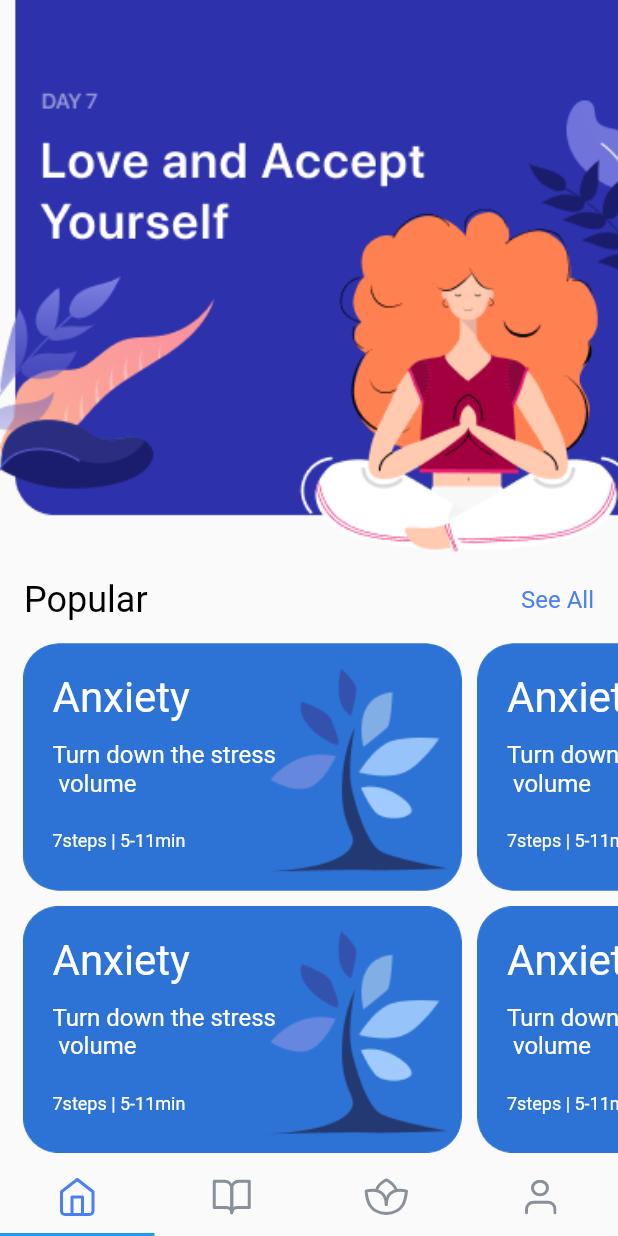
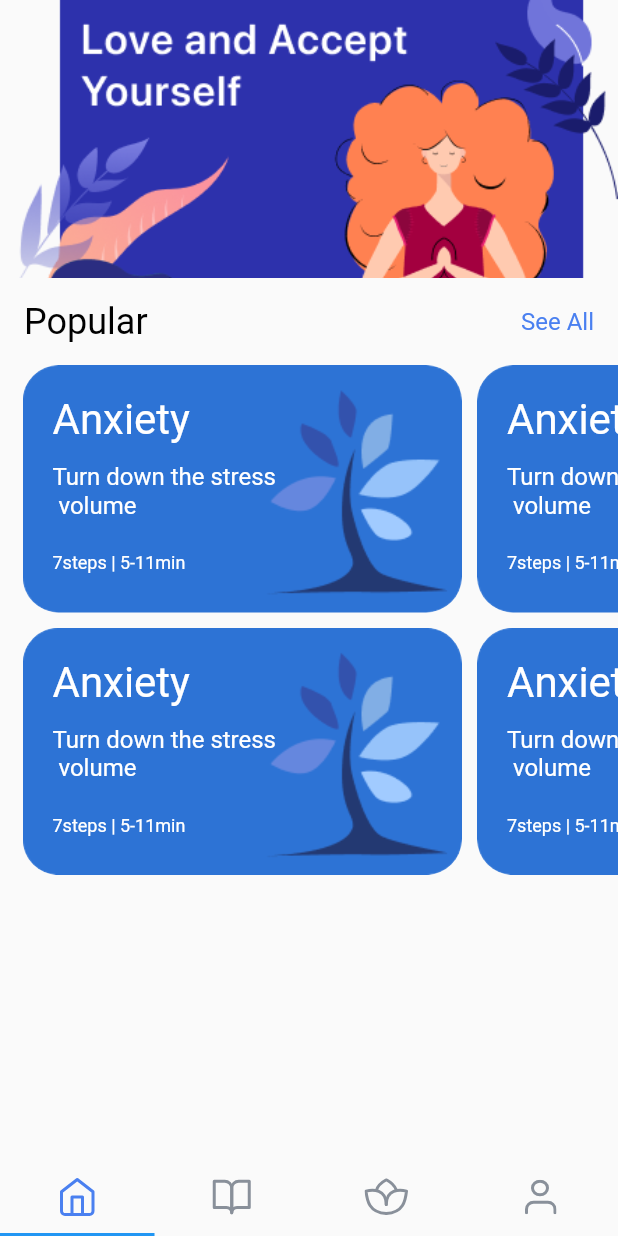
Before and after one commit to ChintanK8080/get-me-online-task, a Flutter app: the screen it shows after launch, on a phone screen of 412 x 824 dp. Run offline on Flutter 3.47's test engine with Material 2 defaults, Android fonts, the light colour scheme and no system bars; our stand-ins replace audioplayers, cloud_firestore, connectivity_plus, device_preview, firebase_core, flutter_svg; missing offline and left inert: flutter_toastr; accounts and stored records are empty.

Commit message:
overflow issue fix

```diff
--- a/lib/main.dart
+++ b/lib/main.dart
@@ -1,4 +1,6 @@
+import 'package:device_preview/device_preview.dart';
 import 'package:firebase_core/firebase_core.dart';
+import 'package:flutter/foundation.dart';
 import 'package:flutter/material.dart';
 import 'package:getme_online_task/views/screens/home_screen.dart';
 
@@ -7,7 +9,10 @@
 main() async {
   WidgetsFlutterBinding.ensureInitialized();
   await Firebase.initializeApp(options: DefaultFirebaseOptions.currentPlatform);
-  runApp(const MyApp());
+  runApp(DevicePreview(
+    enabled: !kReleaseMode,
+    builder: (context) => const MyApp(),
+  ));
 }
 
 class MyApp extends StatefulWidget {
@@ -20,8 +25,11 @@
 class _MyAppState extends State<MyApp> {
   @override
   Widget build(BuildContext context) {
-    return const MaterialApp(
-      home: HomePage(),
+    return MaterialApp(
+      useInheritedMediaQuery: true,
+      locale: DevicePreview.locale(context),
+      builder: DevicePreview.appBuilder,
+      home: const HomePage(),
       debugShowCheckedModeBanner: false,
     );
   }
--- a/lib/views/screens/home_tab.dart
+++ b/lib/views/screens/home_tab.dart
@@ -15,11 +15,13 @@
 class _HomeTabState extends State<HomeTab> {
   @override
   Widget build(BuildContext context) {
-    return Column(
+    return SingleChildScrollView(
+      child: Column(
         mainAxisSize: MainAxisSize.min,
         children: [
           Container(
-          height: MediaQuery.of(context).size.height * 0.45,
+            width: MediaQuery.of(context).size.width,
+            height: MediaQuery.of(context).size.width * 0.45,
             decoration: const BoxDecoration(
                 image: DecorationImage(
                     image: AssetImage(AppAssets.header), fit: BoxFit.cover)),
@@ -41,7 +43,7 @@
                       ),
                     );
                   },
-                child:  Text(
+                  child: const Text(
                     AppStrings.seeAll,
                     style: AppTextStyle.sectionOptions,
                   ),
@@ -77,6 +79,7 @@
             ),
           )
         ],
+      ),
     );
   }
 }
--- a/lib/views/screens/profile_tab.dart
+++ b/lib/views/screens/profile_tab.dart
@@ -14,6 +14,7 @@
   Widget build(BuildContext context) {
     return Padding(
       padding: const EdgeInsets.symmetric(horizontal: 15),
+      child: SingleChildScrollView(
         child: Column(
           children: [
             SizedBox(
@@ -68,6 +69,7 @@
             const StatsCard()
           ],
         ),
+      ),
     );
   }
 }
--- a/pubspec.yaml
+++ b/pubspec.yaml
@@ -19,6 +19,7 @@
   cloud_firestore: ^4.14.0
   connectivity_plus: ^5.0.2
   flutter_toastr: ^1.0.3
+  device_preview: ^1.1.0
 
 dev_dependencies:
   flutter_test:
```
Also changed, not shown: pubspec.lock. Lines whose indentation alone changed are shown as unchanged.
